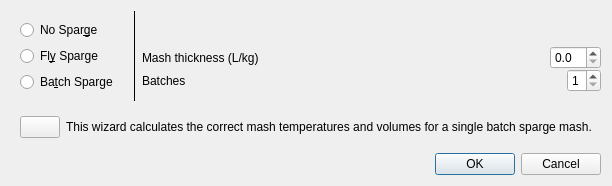
First picture: the form in ui/mashWizard.ui, repository Brewken/brewken, before the edit.
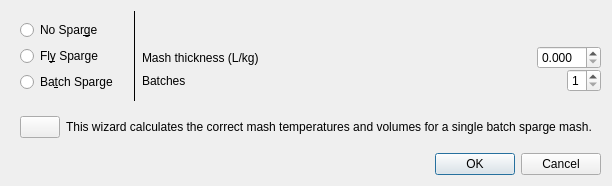
Second picture: the form after the edit. Custom widgets are drawn as their Qt base class.

Diff of the .ui file:
```diff
--- a/ui/mashWizard.ui
+++ b/ui/mashWizard.ui
@@ -132,7 +132,7 @@
             <item>
              <widget class="QDoubleSpinBox" name="doubleSpinBox_thickness">
               <property name="decimals">
-               <number>1</number>
+               <number>3</number>
               </property>
               <property name="maximum">
                <double>20.000000000000000</double>
```
Left out of the diff: 1 changed line with no effect on the pictures.
